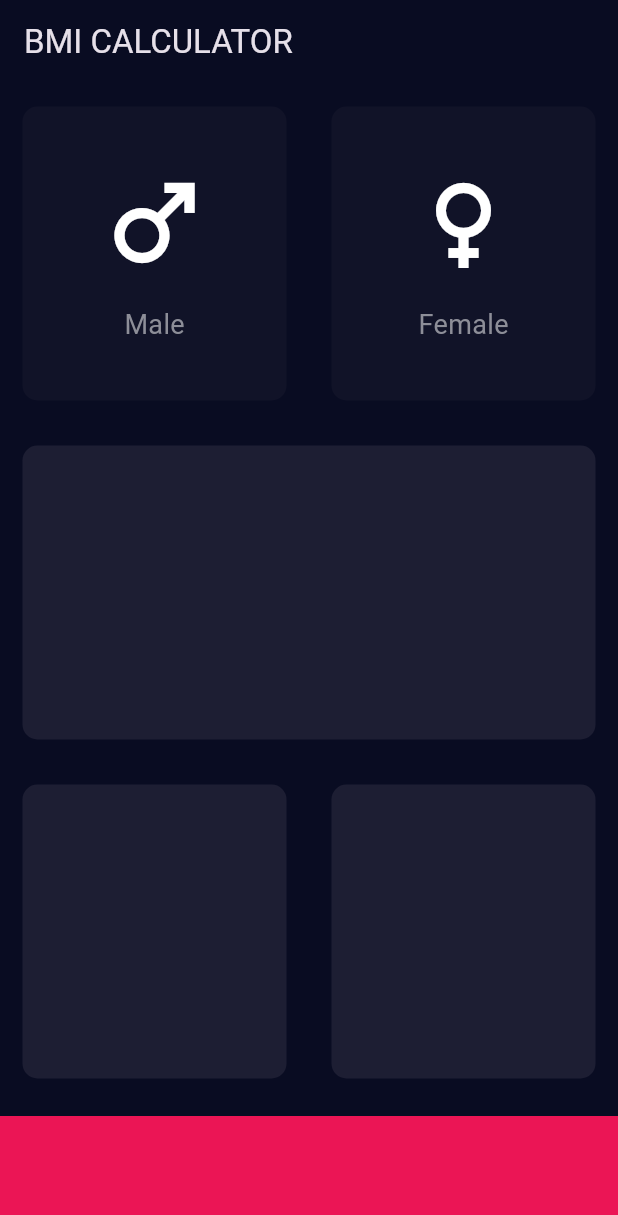
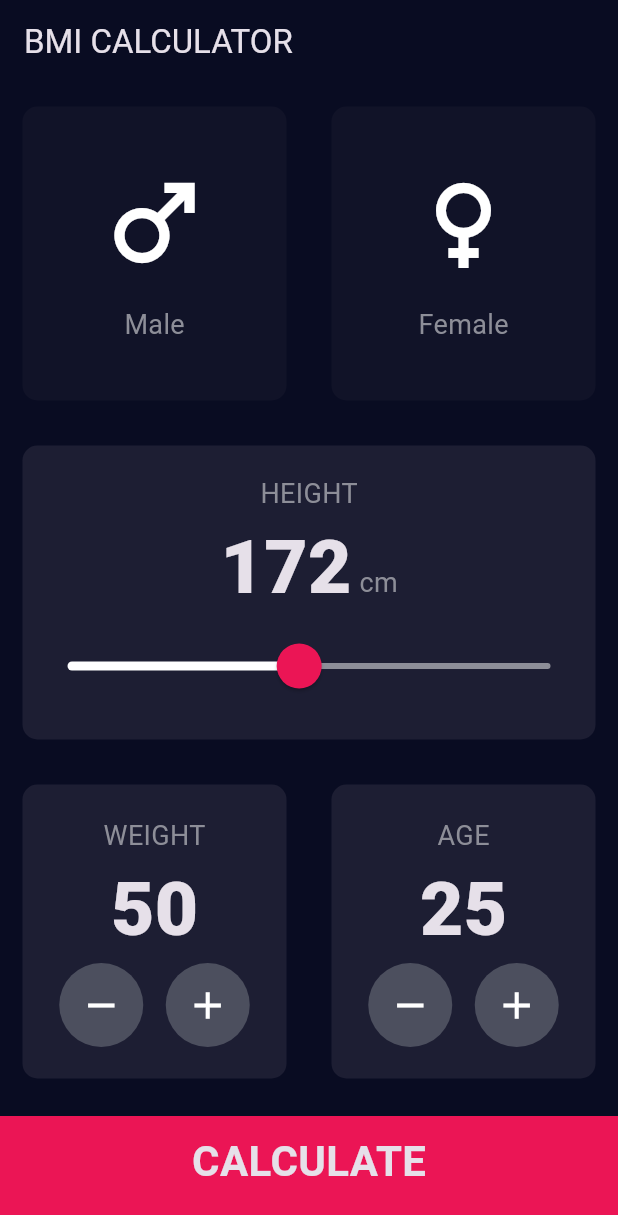
Before and after one commit to Vinay1291/Body_Mass_Index, a Flutter app: the screen it shows after launch, on a phone screen of 412 x 824 dp. Shown: the top 1215 px of the screen. Run offline on Flutter 3.47's test engine with Material 3 defaults, Android fonts, the phone set to English and light mode, and no system bars.

Commit message:
First Page Done

```diff
--- /dev/null
+++ b/lib/constants.dart
@@ -0,0 +1,25 @@
+import 'package:flutter/material.dart';
+
+
+const kBottomContainerHeight = 80.0;
+const kBottomContainerColor = Color(0xFFEB1555);
+const kInactiveCardColor = Color(0xFF111328);
+const kActiveCardColor = Color(0xFF1D1E33);
+
+const kMinHeightSlider = 54.0;
+const kMaxHeightSlider = 300.0;
+
+const kNumberTextStyle =TextStyle(
+  fontSize: 50.0, fontWeight: FontWeight.w900
+);
+
+const kIconSize = 80.0;
+const kLabelTextStyle = TextStyle(
+  fontSize: 18.0,
+  color: Color(0xFF8D8E98),
+);
+
+const kLargeButtonStyle = TextStyle(
+  fontSize: 28.0,
+  fontWeight: FontWeight.bold,
+);
--- a/lib/icon_content.dart
+++ b/lib/icon_content.dart
@@ -1,10 +1,5 @@
 import 'package:flutter/material.dart';
-
-const iconSize = 80.0;
-const labelTextStyle = TextStyle(
-  fontSize: 18.0,
-  color: Color(0xFF8D8E98),
-);
+import 'constants.dart';
 
 class IconContent extends StatelessWidget {
   const IconContent({super.key, required this.icon, required this.label});
@@ -17,11 +12,11 @@ class IconContent extends StatelessWidget {
     return Column(
       mainAxisAlignment: MainAxisAlignment.center,
       children: [
-        Icon(icon, size: iconSize,),
+        Icon(icon, size: kIconSize,),
         SizedBox(height: 15.0,),
         Text(
           label,
-          style: labelTextStyle,
+          style: kLabelTextStyle,
         ),
       ],
     );
--- a/lib/input_page.dart
+++ b/lib/input_page.dart
@@ -1,18 +1,10 @@
+import 'package:bmi_calculator/result_page.dart';
 import 'package:bmi_calculator/reusable_card.dart';
 import 'package:flutter/material.dart';
+import 'icon_content.dart';
+import 'constants.dart';
 
-import 'icon_content.dart';
-
-
-const bottomContainerHeight = 80.0;
-const bottomContainerColor = Color(0xFFEB1555);
-const inactiveCardColor = Color(0xFF111328);
-const activeCardColor = Color(0xFF1D1E33);
-
-enum Gender {
-  male,
-  female
-}
+enum Gender { male, female }
 
 class InputPage extends StatefulWidget {
   const InputPage({super.key});
@@ -22,47 +14,92 @@ class InputPage extends StatefulWidget {
 }
 
 class _InputPageState extends State<InputPage> {
-
-  Gender? selectedGender ;
+  Gender? selectedGender;
+  int height = 172;
+  int weight = 50;
+  int age = 25;
 
   @override
   Widget build(BuildContext context) {
     return Scaffold(
-      appBar: AppBar(
-        title: Text('BMI CALCULATOR'),
-      ),
+      appBar: AppBar(title: Text('BMI CALCULATOR')),
       body: Column(
         crossAxisAlignment: CrossAxisAlignment.stretch,
         children: [
           Expanded(
             child: Row(
-              children:[
+              children: [
                 Expanded(
                   child: ReusableCard(
-                    onPress: (){
+                    onPress: () {
                       selectedGender = Gender.male;
                       setState(() {});
                     },
-                    color: selectedGender == Gender.male ? activeCardColor : inactiveCardColor,
-                    child: IconContent(icon: Icons.male, label: 'Male',),
+                    color: selectedGender == Gender.male
+                        ? kActiveCardColor
+                        : kInactiveCardColor,
+                    child: IconContent(icon: Icons.male, label: 'Male'),
                   ),
                 ),
                 Expanded(
                   child: ReusableCard(
-                    onPress: (){
+                    onPress: () {
                       selectedGender = Gender.female;
                       setState(() {});
                     },
-                    color: selectedGender == Gender.female ? activeCardColor : inactiveCardColor,
-                    child: IconContent(icon: Icons.female, label: 'Female',),
+                    color: selectedGender == Gender.female
+                        ? kActiveCardColor
+                        : kInactiveCardColor,
+                    child: IconContent(icon: Icons.female, label: 'Female'),
                   ),
                 ),
-              ]
+              ],
             ),
           ),
           Expanded(
             child: ReusableCard(
-              color: activeCardColor,
+              color: kActiveCardColor,
+              child: Column(
+                mainAxisAlignment: MainAxisAlignment.center,
+                // spacing: 10.0,
+                children: [
+                  Text('HEIGHT', style: kLabelTextStyle),
+                  Row(
+                    textBaseline: TextBaseline.alphabetic,
+                    mainAxisAlignment: MainAxisAlignment.center,
+                    crossAxisAlignment: CrossAxisAlignment.baseline,
+                    spacing: 5.0,
+                    children: [
+                      Text(height.toString(), style: kNumberTextStyle),
+                      Text('cm', style: kLabelTextStyle),
+                    ],
+                  ),
+                  SliderTheme(
+                    data: SliderTheme.of(context).copyWith(
+                      inactiveTrackColor: Color(0xFF8D8E98),
+                      activeTrackColor: Colors.white,
+                      thumbColor: Color(0xFFEB1555),
+                      overlayColor: Color(0x1FEB1555),
+                      thumbShape: RoundSliderThumbShape(
+                        enabledThumbRadius: 15.0,
+                      ),
+                      overlayShape: RoundSliderOverlayShape(
+                        overlayRadius: 30.0,
+                      ),
+                    ),
+                    child: Slider(
+                      value: height.toDouble(),
+                      min: kMinHeightSlider,
+                      max: kMaxHeightSlider,
+                      onChanged: (double newValue) {
+                        setState(() {
+                          height = newValue.round();
+                        });
+                      },
+                    ),
+                  ),
+                ],
+              ),
             ),
           ),
           Expanded(
@@ -70,25 +107,113 @@ class _InputPageState extends State<InputPage> {
               children: [
                 Expanded(
                   child: ReusableCard(
-                    color: activeCardColor,
+                    color: kActiveCardColor,
+                    child: Column(
+                      mainAxisAlignment: MainAxisAlignment.center,
+                      children: [
+                        Text('WEIGHT', style: kLabelTextStyle),
+                        Text(weight.toString(), style: kNumberTextStyle),
+                        Row(
+                          mainAxisAlignment: MainAxisAlignment.center,
+                          children: [
+                            RoundIconButton(
+                              onPress: () {
+                                setState(() {
+                                  weight--;
+                                });
+                              },
+                              iconData: Icons.remove,
+                            ),
+                            SizedBox(width: 15.0),
+                            RoundIconButton(
+                              onPress: () {
+                                setState(() {
+                                  weight++;
+                                });
+                              },
+                              iconData: Icons.add,
+                            ),
+                          ],
+                        ),
+                      ],
+                    ),
                   ),
                 ),
                 Expanded(
                   child: ReusableCard(
-                    color: activeCardColor,
+                    color: kActiveCardColor,
+                    child: Column(
+                      mainAxisAlignment: MainAxisAlignment.center,
+                      children: [
+                        Text('AGE', style: kLabelTextStyle),
+                        Text(age.toString(), style: kNumberTextStyle),
+                        Row(
+                          mainAxisAlignment: MainAxisAlignment.center,
+                          children: [
+                            RoundIconButton(
+                              onPress: () {
+                                setState(() {
+                                  age--;
+                                });
+                              },
+                              iconData: Icons.remove,
+                            ),
+                            SizedBox(width: 15.0),
+                            RoundIconButton(
+                              onPress: () {
+                                setState(() {
+                                  age++;
+                                });
+                              },
+                              iconData: Icons.add,
+                            ),
+                          ],
+                        ),
+                      ],
+                    ),
                   ),
                 ),
               ],
             ),
           ),
-          Container(
-            color: bottomContainerColor,
-            margin: EdgeInsets.only(top: 10.0),
-            width: double.infinity,
-            height: bottomContainerHeight,
-          )
+          GestureDetector(
+            onTap: (){
+              Navigator.push(context, MaterialPageRoute(builder:(context) => ResultPage()));
+            },
+            child: Container(
+              color: kBottomContainerColor,
+              margin: EdgeInsets.only(top: 10.0),
+              width: double.infinity,
+              height: kBottomContainerHeight,
+              padding: EdgeInsets.only(bottom: 20.0),
+              child: Center(child: Text('CALCULATE', style: kLargeButtonStyle,)),
+            ),
+          ),
         ],
       ),
     );
   }
 }
+
+class RoundIconButton extends StatelessWidget {
+  const RoundIconButton({
+    super.key,
+    required this.iconData,
+    required this.onPress,
+  });
+
+  final IconData iconData;
+  final VoidCallback onPress;
+
+  @override
+  Widget build(BuildContext context) {
+    return RawMaterialButton(
+      onPressed: onPress,
+      elevation: 0.0,
+      constraints: BoxConstraints.tightFor(height: 56.0, width: 56.0),
+      shape: CircleBorder(),
+      fillColor: Color(0xFF4C4F5E),
+      child: Icon(iconData, size: 30.0, weight: 900),
+    );
+  }
+}
--- a/lib/main.dart
+++ b/lib/main.dart
@@ -1,5 +1,4 @@
 import 'package:flutter/material.dart';
-
 import 'input_page.dart';
 
 void main() => runApp(BMICalculator());
--- /dev/null
+++ b/lib/result_page.dart
@@ -0,0 +1,15 @@
+import 'package:flutter/material.dart';
+
+class ResultPage extends StatelessWidget {
+  const ResultPage({super.key});
+
+  @override
+  Widget build(BuildContext context) {
+    return Scaffold(
+      appBar: AppBar(
+        title: Text('Results'),
+      ),
+      body: Text('Hello second Page'),
+    );
+  }
+}
```
